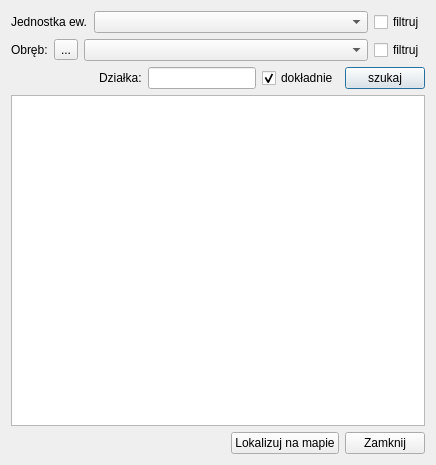
Before: the Qt Designer form swdeDzeSearch/ui_swdedzesearch.ui in prusinek74/qgisswdeplug, drawn with Qt 5.
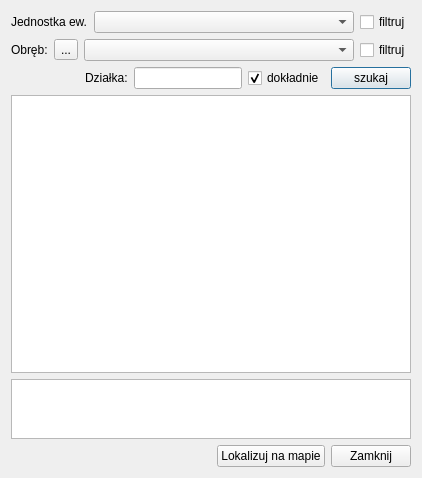
After: the same form once the commit is applied. Icons and pictures are not drawn.

Commit message: głównie zmiany w swdeDzeSearch - z wykorzystaniem ogr2ogr zamiast pgsql2shp. Działa również pod windows. swdeImport - przybyła zakładka ustawień ogólnych - umożliwiająca wybór katalogu tymczasowego, lokalizację ogr2ogr pod windows. Dodatkowo nowy skrypt tworzący bazę - tym razem z wykorzystaniem SRID przy tworzeniu kolumn geom we wszystkich tabelach, oraz postgisową funkcję addGeometryColumn. we swdeImport próby zautomatyzowania procesu tworzenia bazy - na razie ciągle w fazie projektowej

Diff of the .ui file:
```diff
--- a/swdeDzeSearch/ui_swdedzesearch.ui
+++ b/swdeDzeSearch/ui_swdedzesearch.ui
@@ -6,8 +6,8 @@
    <rect>
     <x>0</x>
     <y>0</y>
-    <width>436</width>
-    <height>465</height>
+    <width>422</width>
+    <height>478</height>
    </rect>
   </property>
   <property name="windowTitle">
@@ -133,6 +133,19 @@
        </property>
       </widget>
      </item>
+     <item>
+      <widget class="QPlainTextEdit" name="peditOut">
+       <property name="maximumSize">
+        <size>
+         <width>16777215</width>
+         <height>60</height>
+        </size>
+       </property>
+       <property name="readOnly">
+        <bool>true</bool>
+       </property>
+      </widget>
+     </item>
      <item>
       <layout class="QHBoxLayout" name="horizontalLayout">
        <item>
```
The commit also changes 7 other files.
